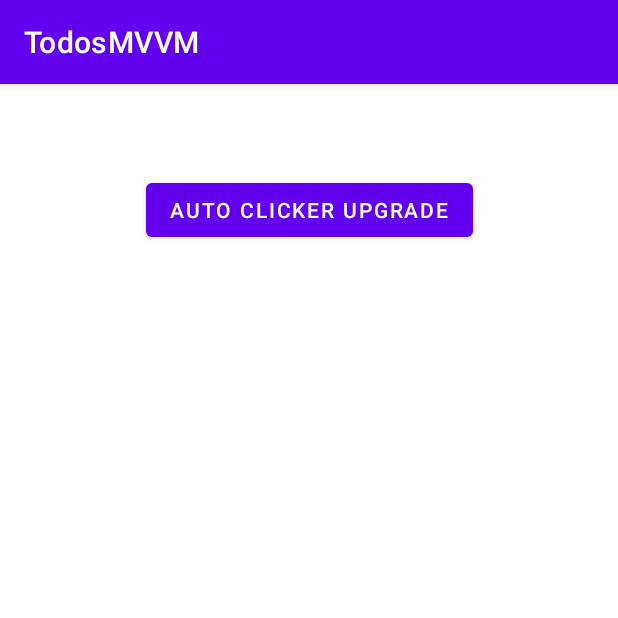
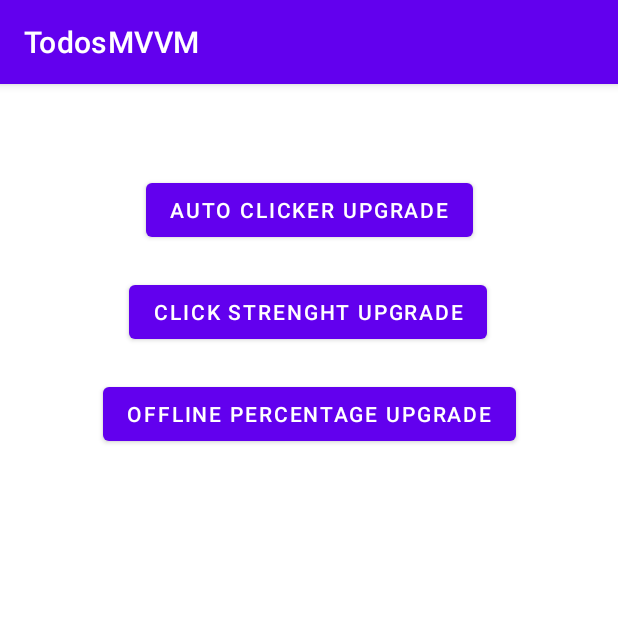
Before and after one commit to hamnerben/final-Poker, an Android app: the UpgradeFragment screen opened through its navigation route, on a phone screen of 412 x 824 dp, the top half of it. Run offline under Robolectric (Android 15) with nearby library versions, the light colour scheme and no system bars; 1 statement that could not run was skipped.

Commit message:
button to get to upgrade page added

```diff
--- a/TodosMVVM/app/src/main/java/com/usu/todosmvvm/PastryFragment.kt
+++ b/TodosMVVM/app/src/main/java/com/usu/todosmvvm/PastryFragment.kt
@@ -5,6 +5,7 @@ import androidx.fragment.app.Fragment
 import android.view.LayoutInflater
 import android.view.View
 import android.view.ViewGroup
+import androidx.navigation.fragment.findNavController
 import androidx.recyclerview.widget.LinearLayoutManager
 import com.usu.todosmvvm.databinding.FragmentPastryBinding
 
@@ -24,9 +25,8 @@ class PastryFragment : Fragment() {
         viewModel.errorMessage.observe(viewLifecycleOwner) {errorMessage ->
             binding.errorOutput.text = errorMessage
         }
-        binding.saveButton.setOnClickListener {
-            viewModel.createTodo(binding.todoInput.text.toString())
-            binding.todoInput.setText("")
+        binding.goToUpgrade.setOnClickListener {
+            findNavController().navigate(R.id.action_pastryFragment_to_upgradeFragment)
         }
         return binding.root
     }
--- a/TodosMVVM/app/src/main/java/com/usu/todosmvvm/UpgradeFragment.kt
+++ b/TodosMVVM/app/src/main/java/com/usu/todosmvvm/UpgradeFragment.kt
@@ -17,6 +17,17 @@ class UpgradeFragment : Fragment() {
         val binding = FragmentUpgradeBinding.inflate(inflater, container, false)
         val viewModel = TodosViewModel()
 
+        binding.autoClickerUpgrade.setOnClickListener(){
+            //Todo: add the upgrade code
+        }
+        binding.clickStrengthUpgrade.setOnClickListener(){
+            //Todo: add the click strength code
+        }
+        binding.offlinePercentageUpgrade.setOnClickListener(){
+            //Todo: add percentage upgrade
+
+        }
+
 
         return binding.root
     }
--- a/TodosMVVM/app/src/main/res/layout/fragment_upgrade.xml
+++ b/TodosMVVM/app/src/main/res/layout/fragment_upgrade.xml
@@ -14,4 +14,25 @@
         app:layout_constraintEnd_toEndOf="parent"
         app:layout_constraintStart_toStartOf="parent"
         app:layout_constraintTop_toTopOf="parent" />
+
+    <Button
+        android:id="@+id/clickStrengthUpgrade"
+        android:layout_width="wrap_content"
+        android:layout_height="wrap_content"
+        android:layout_marginTop="20dp"
+        android:text="Click Strenght Upgrade"
+        app:layout_constraintEnd_toEndOf="parent"
+        app:layout_constraintHorizontal_bias="0.497"
+        app:layout_constraintStart_toStartOf="parent"
+        app:layout_constraintTop_toBottomOf="@+id/autoClickerUpgrade" />
+
+    <Button
+        android:id="@+id/offlinePercentageUpgrade"
+        android:layout_width="wrap_content"
+        android:layout_height="wrap_content"
+        android:layout_marginTop="20dp"
+        android:text="Offline Percentage Upgrade"
+        app:layout_constraintEnd_toEndOf="parent"
+        app:layout_constraintStart_toStartOf="parent"
+        app:layout_constraintTop_toBottomOf="@+id/clickStrengthUpgrade" />
 </androidx.constraintlayout.widget.ConstraintLayout>
```
Also changed, not shown: TodosMVVM/app/src/main/res/layout/fragment_pastry.xml (+7 -21 lines).
